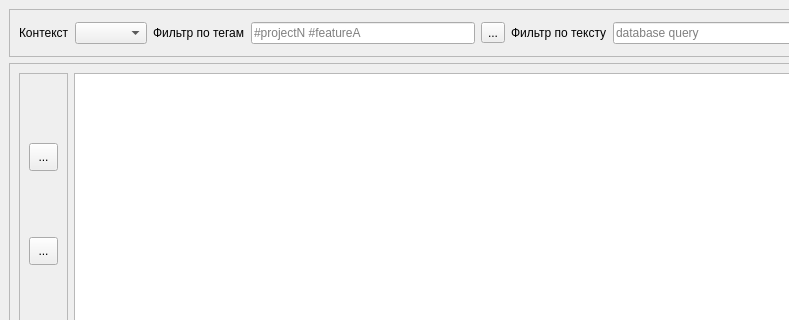
wterkin/tasks_board, file ui/mainwindow.ui: the form before one commit; both pictures show x 0 to 789 and y 0 to 320 of the 986 by 521 pixel window.
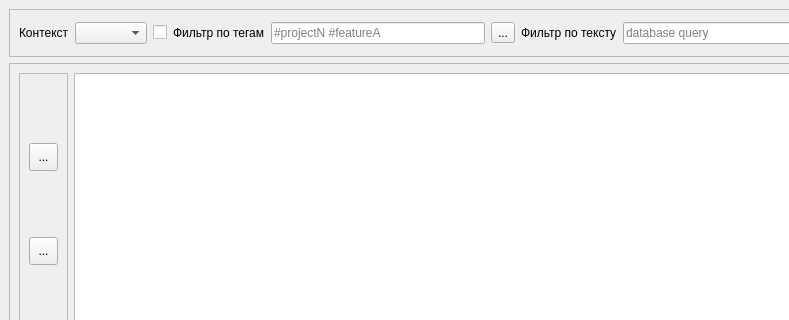
The form after the commit. Icons and pictures are not drawn.

Commit message: Добавлен чекбокс для вывода всех контекстов

Patch:
```diff
--- a/ui/mainwindow.ui
+++ b/ui/mainwindow.ui
@@ -58,6 +58,13 @@
        <item>
         <widget class="QComboBox" name="comboBox_Contexts"/>
        </item>
+       <item>
+        <widget class="QCheckBox" name="checkBox_AllComtexts">
+         <property name="text">
+          <string/>
+         </property>
+        </widget>
+       </item>
        <item>
         <widget class="QLabel" name="label_TagsFilter">
          <property name="text">
```
